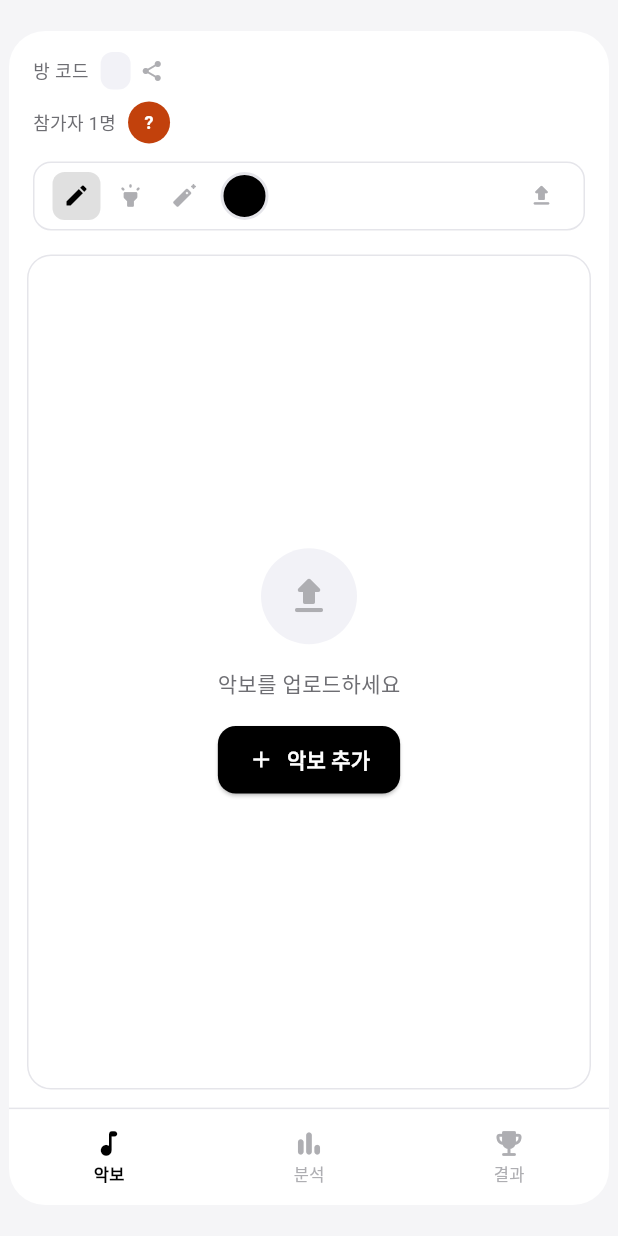
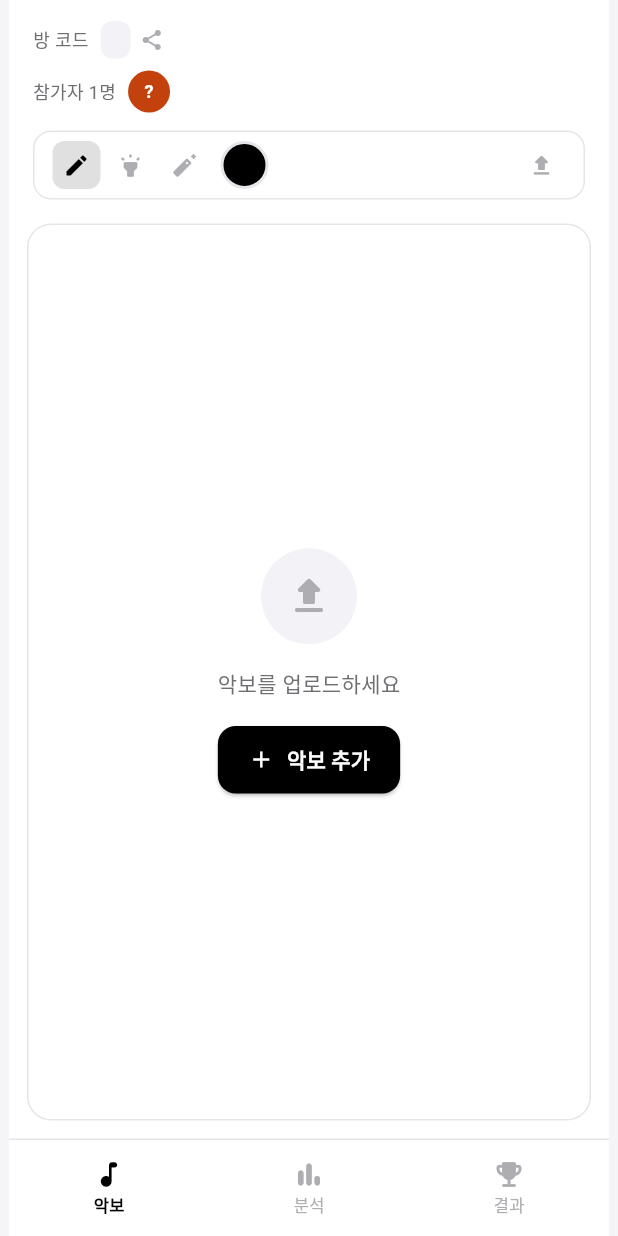
Before and after one commit to rlaalswo1222/EnsembleSync, a Flutter app: the MainScreen screen opened directly with empty values, on a phone screen of 412 x 824 dp. Run offline on Flutter 3.47's test engine with Material 3 defaults, Android fonts, the phone set to English and light mode, and no system bars; our stand-ins replace audioplayers, file_picker, image_cropper, image_picker; missing offline and left inert: dart:html, flutter_soloud, pdfrx, pdfx; network calls fail; Roboto replaces fonts that are missing (Pretendard).

Commit message:
fix: 탭이 잘 안 눌리던 문제와 화면 여백 정리
하단 탭이 조준하듯 눌러야 먹었다. GestureDetector 의 기본 동작이
deferToChild 라, 자식이 실제로 픽셀을 그린 자리에서만 탭을 받는다.
배경색 없는 Container 였으므로 아이콘 획과 글자 획만 살아 있고 위아래
여백과 그 사이 빈 공간은 전부 죽은 영역이었다.

같은 문제를 앱 전체에서 찾아 고쳤다. 방 공유 아이콘과 '원키로' 되돌리기
링크가 특히 심했다. 획이 얇아 누를 자리가 거의 없었다.

그 밖에

- 악보 툴바를 악보 탭 안으로 옮겼다. 바깥 기둥에 있어서 악보 탭일 때만
  본문 높이를 잡아먹었고, 탭을 오갈 때마다 본문이 툴바 높이만큼 늘었다
  줄었다 했다. 업로드 영역 높이가 달라 보이던 원인이다.
- 화면을 꽉 채운다. 높이 95%에 모서리를 둥글게 깎아 두던 것을 없앴다.
  폭 제한은 남긴다. 폰에서는 화면이 그보다 작아 영향이 없고, 웹에서
  빼면 데스크톱 폭 그대로 늘어나 못 쓰게 된다.
- 강조색을 결과·분석 화면으로 되돌렸다. 탭바와 도구, 첫 화면까지 넣어
  봤으나 넓게 퍼뜨리니 강조로 읽히지 않았다.

Co-Authored-By: Claude Opus 5 <noreply@anthropic.com>

```diff
--- a/lib/screens/join_room_screen.dart
+++ b/lib/screens/join_room_screen.dart
@@ -83,11 +83,7 @@ class _JoinRoomScreenState extends State<JoinRoomScreen> {
         child: Center(
           child: Container(
             constraints: const BoxConstraints(maxWidth: 400),
-            height: MediaQuery.of(context).size.height * 0.85,
-            decoration: BoxDecoration(
-              color: Colors.white,
-              borderRadius: BorderRadius.circular(24),
-            ),
+            decoration: const BoxDecoration(color: AppColors.surface),
             child: Column(
               children: [
                 // ── AppBar ──────────────────────────────────────
@@ -116,8 +112,8 @@ class _JoinRoomScreenState extends State<JoinRoomScreen> {
                 // ── 본문 ────────────────────────────────────────
                 Expanded(
                   child: GestureDetector(
+                    behavior: HitTestBehavior.opaque,
                     onTap: () => _focusNode.requestFocus(),
-                    behavior: HitTestBehavior.opaque,
                     child: Padding(
                       padding: const EdgeInsets.symmetric(horizontal: 28),
                       child: Column(
@@ -206,8 +202,6 @@ class _SixDigitInput extends StatelessWidget {
     required this.onSubmit,
   });
 
-  static const _primary = AppColors.ink;
-
   @override
   Widget build(BuildContext context) {
     return Stack(
@@ -234,6 +228,7 @@ class _SixDigitInput extends StatelessWidget {
 
         // 시각적 표시 (6칸)
         GestureDetector(
+          behavior: HitTestBehavior.opaque,
           onTap: () => focusNode.requestFocus(),
           child: AnimatedBuilder(
             animation: controller,
@@ -246,7 +241,7 @@ class _SixDigitInput extends StatelessWidget {
                 height: 64,
                 decoration: BoxDecoration(
                   border: Border.all(
-                    color: isFocused ? _primary : AppColors.inkTertiary,
+                    color: isFocused ? AppColors.ink : AppColors.inkTertiary,
                     width: isFocused ? 1.5 : 1.0,
                   ),
                   borderRadius: BorderRadius.circular(14),
--- a/lib/screens/main_screen.dart
+++ b/lib/screens/main_screen.dart
@@ -549,6 +549,7 @@ class _MainScreenState extends State<MainScreen> with WidgetsBindingObserver {
           children: colors.map((color) {
             final selected = color.toARGB32() == _penColor.toARGB32();
             return GestureDetector(
+              behavior: HitTestBehavior.opaque,
               onTap: () {
                 setState(() => _penColor = color);
                 Navigator.pop(context);
@@ -707,17 +708,14 @@ class _MainScreenState extends State<MainScreen> with WidgetsBindingObserver {
       resizeToAvoidBottomInset: false,
       body: SafeArea(
         child: Center(
+          // 폭 제한만 남긴다. 폰에서는 화면이 400 이하라 영향이 없고,
+          // 웹에서 이걸 빼면 데스크톱 폭 그대로 늘어나 못 쓰게 된다.
           child: Container(
             constraints: const BoxConstraints(maxWidth: 400),
-            height: MediaQuery.of(context).size.height * 0.95,
-            decoration: BoxDecoration(
-              color: Colors.white,
-              borderRadius: BorderRadius.circular(24),
-            ),
+            decoration: const BoxDecoration(color: AppColors.surface),
             child: Column(
               children: [
                 _buildHeader(),
-                if (_tabIndex == 0) _buildToolBar(),
                 Expanded(child: _buildTabBody()),
                 _buildBottomBar(),
               ],
@@ -783,25 +781,23 @@ class _MainScreenState extends State<MainScreen> with WidgetsBindingObserver {
           _ToolButton(
             icon: Icons.edit_rounded,
             selected: _tool == DrawTool.pen,
-            color: _primary,
             onTap: () => setState(() => _tool = DrawTool.pen),
           ),
           const SizedBox(width: 4),
           _ToolButton(
             icon: Icons.highlight_rounded,
             selected: _tool == DrawTool.highlighter,
-            color: AppColors.pen[4],
             onTap: () => setState(() => _tool = DrawTool.highlighter),
           ),
           const SizedBox(width: 4),
           _ToolButton(
             icon: Icons.auto_fix_normal_rounded,
             selected: _tool == DrawTool.eraser,
-            color: _primary,
             onTap: () => setState(() => _tool = DrawTool.eraser),
           ),
           const SizedBox(width: 8),
           GestureDetector(
+            behavior: HitTestBehavior.opaque,
             onTap: _showColorPicker,
             child: Container(
               width: 32,
@@ -817,7 +813,6 @@ class _MainScreenState extends State<MainScreen> with WidgetsBindingObserver {
           _ToolButton(
             icon: Icons.upload_rounded,
             selected: false,
-            color: _primary,
             onTap: _showUploadSheet,
           ),
         ],
@@ -871,6 +866,15 @@ class _MainScreenState extends State<MainScreen> with WidgetsBindingObserver {
   }
 
   Widget _buildScoreTab() {
+    return Column(
+      children: [
+        _buildToolBar(),
+        Expanded(child: _buildScoreSurface()),
+      ],
+    );
+  }
+
+  Widget _buildScoreSurface() {
     return Padding(
       padding: const EdgeInsets.all(12),
       child: Container(
@@ -957,6 +961,10 @@ class _MainScreenState extends State<MainScreen> with WidgetsBindingObserver {
           final selected = entry.key == _tabIndex;
           return Expanded(
             child: GestureDetector(
+              // 기본값(deferToChild)이면 자식이 실제로 그린 픽셀에서만 탭이
+              // 먹는다. 아이콘 글리프와 글자만 살아 있고 여백은 죽어서,
+              // 조준하듯 눌러야 했다.
+              behavior: HitTestBehavior.opaque,
               onTap: () => setState(() => _tabIndex = entry.key),
               child: Container(
                 padding: const EdgeInsets.symmetric(vertical: 12),
@@ -992,29 +1000,31 @@ class _MainScreenState extends State<MainScreen> with WidgetsBindingObserver {
 class _ToolButton extends StatelessWidget {
   final IconData icon;
   final bool selected;
-  final Color color;
   final VoidCallback onTap;
 
   const _ToolButton({
     required this.icon,
     required this.selected,
-    required this.color,
     required this.onTap,
   });
 
   @override
   Widget build(BuildContext context) {
+    // 도구 종류와 상관없이 같은 색으로 표시한다. 도구마다 색이 다르면
+    // "선택됨" 이라는 신호가 아니라 도구의 성격처럼 읽힌다.
+    final Color tint = selected ? AppColors.ink : AppColors.inkTertiary;
+
     return GestureDetector(
+      behavior: HitTestBehavior.opaque,
       onTap: onTap,
       child: Container(
         width: 32,
         height: 32,
         decoration: BoxDecoration(
-          color: selected ? color.withValues(alpha: 0.12) : Colors.transparent,
+          color: selected ? tint.withValues(alpha: 0.12) : Colors.transparent,
           borderRadius: BorderRadius.circular(8),
         ),
-        child: Icon(icon,
-            size: 18, color: selected ? color : AppColors.inkTertiary),
+        child: Icon(icon, size: 18, color: tint),
       ),
     );
   }
--- a/lib/widgets/bpm_result_view.dart
+++ b/lib/widgets/bpm_result_view.dart
@@ -234,6 +234,7 @@ class _BpmResultViewState extends State<BpmResultView> {
           Row(
             children: [
               GestureDetector(
+                behavior: HitTestBehavior.opaque,
                 onTap: _canPlay ? _togglePlay : null,
                 child: Container(
                   width: 36,
--- a/lib/widgets/room_header.dart
+++ b/lib/widgets/room_header.dart
@@ -50,6 +50,7 @@ class RoomHeader extends StatelessWidget {
               Tooltip(
                 message: '방 코드 공유',
                 child: GestureDetector(
+                  behavior: HitTestBehavior.opaque,
                   onTap: onShareRoom,
                   child: const Icon(Icons.share_rounded,
                       size: 16, color: AppColors.inkTertiary),
```
